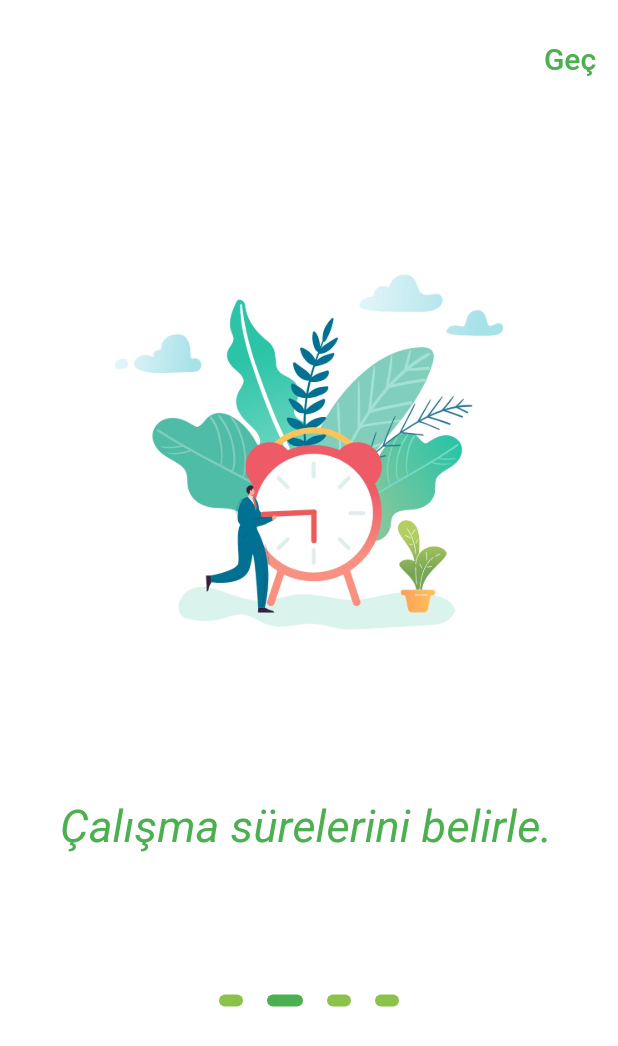
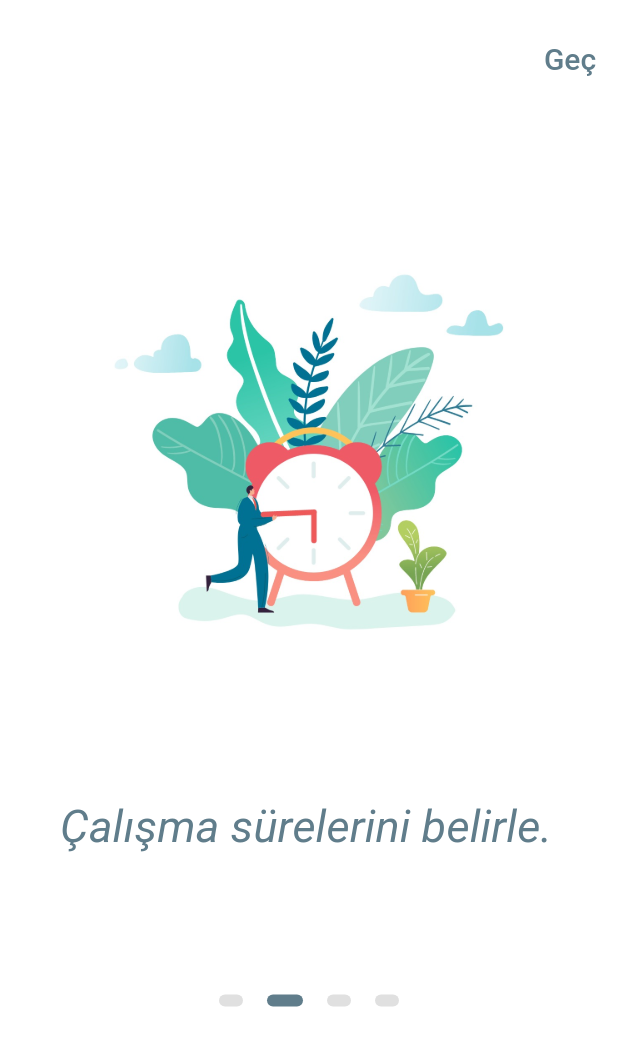
Before and after one commit to no145flutterapp/no145, a Flutter app: the screen it shows after launch, swiped to page 2, on a phone screen of 412 x 824 dp. Shown: the top 1046 px of the screen. Run offline on Flutter 3.47's test engine with Material 2 defaults, Android fonts, the phone set to English and light mode, and no system bars; our stand-ins replace cloud_firestore, firebase_auth, firebase_core; accounts and stored records are empty.

Commit message:
renk düzeltildi

```diff
--- a/lib/pages/onboarding.dart
+++ b/lib/pages/onboarding.dart
@@ -27,7 +27,7 @@ class _OnboardingScreenState extends State<OnboardingScreen> {
       height: 8.0,
       width: isActive ? 24.0 : 16.0,
       decoration: BoxDecoration(
-        color: isActive ? Colors.green : Colors.lightGreen,
+        color: isActive ? Colors.blueGrey : Colors.black12,
         borderRadius: BorderRadius.all(Radius.circular(12)),
       ),
     );
@@ -69,7 +69,7 @@ class _OnboardingScreenState extends State<OnboardingScreen> {
                     child: Text(
                       'Geç',
                       style: TextStyle(
-                        color: Colors.green,
+                        color: Colors.blueGrey,
                         fontSize: 20.0,
                       ),
                     ),
@@ -119,7 +119,7 @@ class _OnboardingScreenState extends State<OnboardingScreen> {
                             Text(
                               'Çalışma sürelerini belirle.',
                               textAlign: TextAlign.center,
-                              style: TextStyle(color: Colors.green, fontSize: 30, fontStyle: FontStyle.italic),
+                              style: TextStyle(color: Colors.blueGrey, fontSize: 30, fontStyle: FontStyle.italic),
                             ),
                           ],
                         ),
@@ -142,7 +142,7 @@ class _OnboardingScreenState extends State<OnboardingScreen> {
                             Text(
                               'Yapılacaklar listeni oluştur.',
                               textAlign: TextAlign.center,
-                              style: TextStyle(color: Colors.green, fontSize: 28, fontStyle: FontStyle.italic),
+                              style: TextStyle(color: Colors.blueGrey, fontSize: 28, fontStyle: FontStyle.italic),
                             ),
                           ],
                         ),
@@ -165,7 +165,7 @@ class _OnboardingScreenState extends State<OnboardingScreen> {
                             Text(
                               'Artık verimli bir şekilde çalışmaya başlayabilirsin.',
                               textAlign: TextAlign.center,
-                              style: TextStyle(color: Colors.green, fontSize: 28, fontStyle: FontStyle.italic),
+                              style: TextStyle(color: Colors.blueGrey, fontSize: 28, fontStyle: FontStyle.italic),
                             ),
                           ],
                         ),
@@ -200,7 +200,7 @@ class _OnboardingScreenState extends State<OnboardingScreen> {
                     child: Text(
                       'Başla',
                       style: TextStyle(
-                        color: Colors.green,
+                        color: Colors.blueGrey,
                         fontSize: 32.0,
                         fontWeight: FontWeight.bold,
                       ),
```
